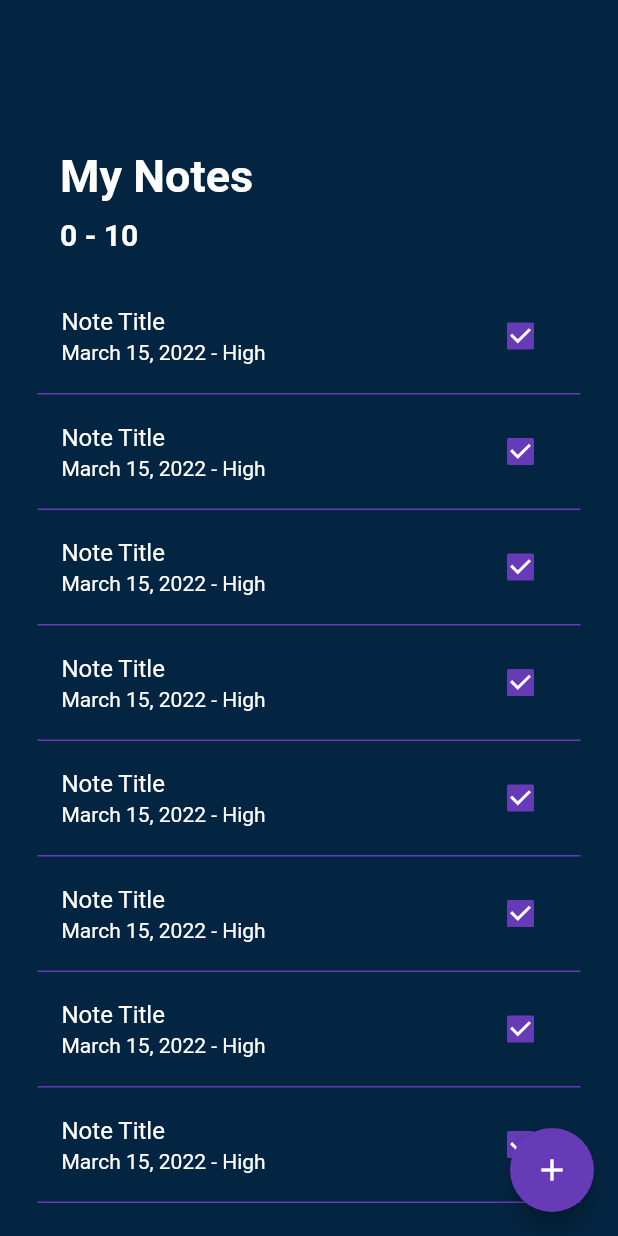
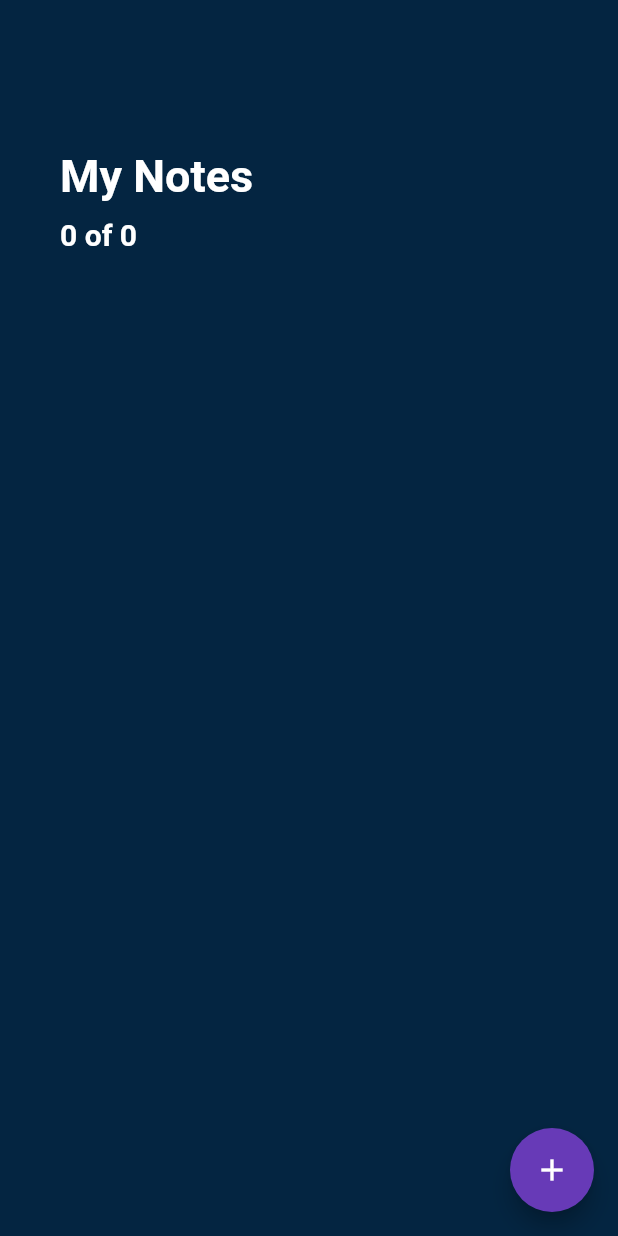
Before and after one commit to MdakaMM/crud_app, a Flutter app: the AddNoteScreen screen opened directly, after a tap on the "arrow back" icon, on a phone screen of 412 x 824 dp. Run offline on Flutter 3.47's test engine with Material 2 defaults, Android fonts, the phone set to English and light mode, and no system bars; our stand-ins replace sqflite; accounts and stored records are empty.

```diff
--- /dev/null
+++ b/lib/database/database.dart
@@ -0,0 +1,83 @@
+import 'dart:io';
+
+import 'package:crud_app/models/note_model.dart';
+import 'package:path_provider/path_provider.dart';
+import 'package:sqflite/sqflite.dart';
+import 'package:sqflite/sqlite_api.dart';
+
+class DatabaseHelper {
+  static final DatabaseHelper instance = DatabaseHelper._instance();
+
+  static Database? _db = null;
+
+  DatabaseHelper._instance();
+
+  String noteTable = 'note_table';
+  String colId = 'id';
+  String colTitle = 'title';
+  String colDate = 'date';
+  String colPriority = 'priority';
+  String colStatus = 'status';
+
+  Future<Database?> get db async {
+    if (_db == null) {
+      _db = await _initDb();
+    }
+    return _db;
+  }
+
+  Future<Database> _initDb() async {
+    Directory dir = await getApplicationDocumentsDirectory();
+    String path = dir.path + 'todo_list.db';
+    final todoListDB =
+        await openDatabase(path, version: 1, onCreate: _createDb);
+    return todoListDB;
+  }
+
+  void _createDb(Database db, int version) async {
+    await db.execute(
+        'CREATE TABLE $noteTable($colId INTEGER PRIMARY KEY AUTOINCREMENT, $colTitle TEXT, $colDate TEXT, $colPriority TEXT, $colStatus INTEGER)');
+  }
+
+  //this function is to create database
+  Future<List<Map<String, dynamic>>> getNoteMapList() async {
+    Database? db = await this.db;
+    final List<Map<String, dynamic>> result = await db!.query(noteTable);
+    return result;
+  }
+
+  Future<List<Note>> getNoteList() async {
+    final List<Map<String, dynamic>> noteMapList = await getNoteMapList();
+
+    final List<Note> noteList = [];
+
+    noteMapList.forEach((noteMap) {
+      noteList.add(Note.fromMap(noteMap));
+    });
+    noteList.sort((noteA, noteB) => noteA.date!.compareTo(noteB.date!));
+    return noteList;
+  }
+
+  Future<int> insertNote(Note note) async {
+    Database? db = await this.db;
+    final int result = await db!.insert(
+      noteTable,
+      note.toMap(),
+    );
+    return result;
+  }
+
+  Future<int> updateNote(Note note) async {
+    Database? db = await this.db;
+    final int result = await db!.update(noteTable, note.toMap(),
+        where: '$colId = ?', whereArgs: [note.id]);
+    return result;
+  }
+
+  Future<int> deleteNote(int id) async {
+    Database? db = await this.db;
+    final int result =
+        await db!.delete(noteTable, where: '$colId = ?', whereArgs: [id]);
+    return result;
+  }
+}
--- /dev/null
+++ b/lib/models/note_model.dart
@@ -0,0 +1,36 @@
+class Note {
+  int? id;
+  String? title;
+  DateTime? date;
+  String? priority;
+  int? status;
+
+  Note({this.title, this.date, this.priority, this.status});
+
+  Note.withId({this.id, this.title, this.date, this.priority, this.status});
+
+  Map<String, dynamic> toMap() {
+    final map = Map<String, dynamic>();
+
+    if (id != null) {
+      map['id'] = id;
+    }
+
+    map['title'] = title;
+    // map['date'] = date!.toString();
+    map['date'] = date!.toIso8601String();
+    map['priority'] = priority;
+    map['status'] = status;
+    return map;
+  }
+
+  factory Note.fromMap(Map<String, dynamic> map) {
+    return Note.withId(
+      id: map['id'],
+      title: map['title'],
+      date: DateTime.parse(map['date']),
+      priority: map['priority'],
+      status: map['status'],
+    );
+  }
+}
--- a/lib/screens/add_note_screen.dart
+++ b/lib/screens/add_note_screen.dart
@@ -1,9 +1,15 @@
+import 'package:crud_app/database/database.dart';
+import 'package:crud_app/models/note_model.dart';
 import 'package:crud_app/screens/home_screens.dart';
 import 'package:flutter/material.dart';
 import 'package:intl/intl.dart';
 
 class AddNoteScreen extends StatefulWidget {
-  const AddNoteScreen({Key? key}) : super(key: key);
+  final Note? note;
+  final Function? updateNoteList;
+
+  const AddNoteScreen({Key? key, this.note, this.updateNoteList})
+      : super(key: key);
 
   @override
   State<AddNoteScreen> createState() => _AddNoteScreenState();
@@ -21,6 +27,34 @@ class _AddNoteScreenState extends State<AddNoteScreen> {
   final DateFormat _dateFormatter = DateFormat('MMM dd, yyyy');
   final List<String> _priorities = ['Low', 'Medium', 'High'];
 
+  @override
+  void initState() {
+    super.initState();
+
+    if (widget.note != null) {
+      _title = widget.note!.title!;
+      _date = widget.note!.date!;
+      _priority = widget.note!.priority!;
+
+      setState(() {
+        btnText = 'Update Note';
+        titleText = 'Update Note';
+      });
+    } else {
+      setState(() {
+        btnText = 'Add Note';
+        titleText = 'Add Note';
+      });
+    }
+    _dateController.text = _dateFormatter.format(_date);
+  }
+
+  @override
+  void dispose() {
+    _dateController.dispose();
+    super.dispose();
+  }
+
   _handleDatePicker() async {
     final DateTime? date = await showDatePicker(
         context: context,
@@ -35,12 +69,53 @@ class _AddNoteScreenState extends State<AddNoteScreen> {
     }
   }
 
+  _delete() {
+    DatabaseHelper.instance.deleteNote(widget.note!.id!);
+    Navigator.pushReplacement(
+        context,
+        MaterialPageRoute(
+          builder: (_) => HomeScreen(),
+        ));
+    widget.updateNoteList!();
+  }
+
+  _submit() {
+    if (_formKey.currentState!.validate()) {
+      _formKey.currentState!.save();
+      print('$_title, $_date, $_priority');
+
+      Note note = Note(title: _title, date: _date, priority: _priority);
+
+      if (widget.note == null) {
+        note.status = 0;
+        DatabaseHelper.instance.insertNote(note);
+
+        Navigator.pushReplacement(
+            context,
+            MaterialPageRoute(
+              builder: (_) => HomeScreen(),
+            ));
+      } else {
+        note.id = widget.note!.id;
+        note.status = widget.note!.status;
+        DatabaseHelper.instance.updateNote(note);
+
+        Navigator.pushReplacement(
+            context,
+            MaterialPageRoute(
+              builder: (_) => HomeScreen(),
+            ));
+      }
+      widget.updateNoteList!();
+    }
+  }
+
   @override
   Widget build(BuildContext context) {
     return Scaffold(
         backgroundColor: const Color.fromARGB(255, 4, 37, 65),
         body: GestureDetector(
-            onTap: () {},
+            onTap: () => FocusScope.of(context).unfocus(),
             child: SingleChildScrollView(
                 child: Container(
                     padding: const EdgeInsets.symmetric(
@@ -60,8 +135,8 @@ class _AddNoteScreenState extends State<AddNoteScreen> {
                         const SizedBox(
                           height: 20.0,
                         ),
-                        const Text('Add Note',
-                            style: TextStyle(
+                        Text(titleText,
+                            style: const TextStyle(
                                 color: Colors.white,
                                 fontSize: 40.0,
                                 fontWeight: FontWeight.bold)),
@@ -80,8 +155,13 @@ class _AddNoteScreenState extends State<AddNoteScreen> {
                                             const TextStyle(fontSize: 18.0),
                                         border: OutlineInputBorder(
                                             borderRadius:
-                                                  BorderRadius.circular(
-                                                      10.0))))),
+                                                BorderRadius.circular(10.0))),
+                                    validator: (input) => input!.trim().isEmpty
+                                        ? 'Please enter a note title'
+                                        : null,
+                                    onSaved: (input) => _title = input!,
+                                    initialValue: _title,
+                                  )),
                               Padding(
                                   padding: const EdgeInsets.symmetric(
                                       vertical: 20.0),
@@ -102,6 +182,11 @@ class _AddNoteScreenState extends State<AddNoteScreen> {
                                   padding: const EdgeInsets.symmetric(
                                       vertical: 20.0),
                                   child: DropdownButtonFormField(
+                                    isDense: true,
+                                    icon: Icon(Icons.arrow_drop_down_circle),
+                                    iconSize: 22.0,
+                                    iconEnabledColor:
+                                        Theme.of(context).primaryColor,
                                     items: _priorities.map((String priority) {
                                       return DropdownMenuItem(
                                           value: priority,
@@ -119,6 +204,9 @@ class _AddNoteScreenState extends State<AddNoteScreen> {
                                         border: OutlineInputBorder(
                                             borderRadius:
                                                 BorderRadius.circular(10.0))),
+                                    validator: (input) => _priority == null
+                                        ? 'Please select a priority level'
+                                        : null,
                                     onChanged: (value) {
                                       setState(() {
                                         _priority = value.toString();
@@ -127,7 +215,8 @@ class _AddNoteScreenState extends State<AddNoteScreen> {
                                     value: _priority,
                                   )),
                               Container(
-                                margin: EdgeInsets.symmetric(vertical: 30.0),
+                                margin:
+                                    const EdgeInsets.symmetric(vertical: 30.0),
                                 height: 60.0,
                                 width: double.infinity,
                                 decoration: BoxDecoration(
@@ -137,10 +226,29 @@ class _AddNoteScreenState extends State<AddNoteScreen> {
                                 child: ElevatedButton(
                                   child: Text(btnText,
                                       style: const TextStyle(
+                                          color: Colors.white, fontSize: 20.0)),
+                                  onPressed: _submit,
+                                ),
+                              ),
+                              widget.note != null
+                                  ? Container(
+                                      margin:
+                                          EdgeInsets.symmetric(vertical: 20.0),
+                                      height: 60.0,
+                                      width: double.infinity,
+                                      decoration: BoxDecoration(
+                                        color: Theme.of(context).primaryColor,
+                                        borderRadius:
+                                            BorderRadius.circular(30.0),
+                                      ),
+                                      child: ElevatedButton(
+                                        child: const Text('Delete Note',
+                                            style: TextStyle(
                                                 color: Colors.white,
                                                 fontSize: 20.0)),
-                                    onPressed: () {}),
-                              )
+                                        onPressed: _delete,
+                                      ))
+                                  : const SizedBox.shrink(),
                             ]))
                       ],
                     )))));
--- a/lib/screens/home_screens.dart
+++ b/lib/screens/home_screens.dart
@@ -1,5 +1,8 @@
+import 'package:crud_app/database/database.dart';
+import 'package:crud_app/models/note_model.dart';
 import 'package:flutter/cupertino.dart';
 import 'package:flutter/material.dart';
+import 'package:intl/intl.dart';
 
 import 'add_note_screen.dart';
 
@@ -11,27 +14,62 @@ class HomeScreen extends StatefulWidget {
 }
 
 class _HomeScreenState extends State<HomeScreen> {
-  Widget _buildNote(int index) {
+  late Future<List<Note>> _noteList;
+
+  final DateFormat _dateFormatter = DateFormat('MMM dd, yyyy HH:mm:ss');
+
+  final DatabaseHelper _databaseHelper = DatabaseHelper.instance;
+
+  @override
+  void initState() {
+    super.initState();
+    _updateNoteList();
+  }
+
+  _updateNoteList() {
+    _noteList = DatabaseHelper.instance.getNoteList();
+  }
+
+  Widget _buildNote(Note note) {
     return Padding(
       padding: const EdgeInsets.symmetric(horizontal: 25.0),
       child: Column(
-        children: <Widget>[
+        children:[
           ListTile(
-              title: const Text('Note Title',
+            title: Text(note.title!,
                 style: TextStyle(
+                    fontSize: 18.0,
                     color: Colors.white,
-                  )),
-              subtitle: const Text('March 15, 2022 - High',
+                    decoration: note.status == 0
+                        ? TextDecoration.none
+                        : TextDecoration.lineThrough)),
+            subtitle: Text(
+                '${_dateFormatter.format(note.date!)} - ${note.priority}',
                 style: TextStyle(
+                    fontSize: 15.0,
                     color: Colors.white,
-                  )),
+                    decoration: note.status == 0
+                        ? TextDecoration.none
+                        : TextDecoration.lineThrough)),
             trailing: Checkbox(
               onChanged: (value) {
-                  print(value);
+                note.status = value! ? 1 : 0;
+                DatabaseHelper.instance.updateNote(note);
+                _updateNoteList();
+                Navigator.pushReplacement(
+                    context, MaterialPageRoute(builder: (_) => HomeScreen()));
               },
               activeColor: Theme.of(context).primaryColor,
-                value: true,
-              )),
+              value: note.status == 1 ? true : false,
+            ),
+            onTap: () => Navigator.push(
+                context,
+                CupertinoPageRoute(
+                    builder: (_) => AddNoteScreen(
+                          updateNoteList: _updateNoteList(),
+                          note: note,
+                        ))),
+          ),
           const Divider(
             height: 5.0,
             color: Colors.deepPurple,
@@ -52,14 +90,29 @@ class _HomeScreenState extends State<HomeScreen> {
             Navigator.push(
                 context,
                 CupertinoPageRoute(
-                  builder: (_) => const AddNoteScreen(),
+                  builder: (_) => AddNoteScreen(
+                    updateNoteList: _updateNoteList,
+                  ),
                 ));
           },
           child: const Icon(Icons.add),
         ),
-        body: ListView.builder(
+        body: FutureBuilder(
+            future: _noteList,
+            builder: (context, AsyncSnapshot snapshot) {
+              if (!snapshot.hasData) {
+                return const Center(
+                  child: CircularProgressIndicator(),
+                );
+              }
+
+              final int completedNoteCount = snapshot.data!
+                  .where((Note note) => note.status == 1)
+                  .toList()
+                  .length;
+              return ListView.builder(
                   padding: const EdgeInsets.symmetric(vertical: 80.0),
-            itemCount: 10,
+                  itemCount: int.parse(snapshot.data!.length.toString()) + 1,
                   itemBuilder: (BuildContext context, int index) {
                     if (index == 0) {
                       return Padding(
@@ -67,23 +120,23 @@ class _HomeScreenState extends State<HomeScreen> {
                               horizontal: 40.0, vertical: 20.0),
                           child: Column(
                               crossAxisAlignment: CrossAxisAlignment.start,
-                        children: const <Widget>[
-                          Text('My Notes',
+                              children: <Widget>[
+                                const Text('My Notes',
                                     style: TextStyle(
                                         color: Colors.white,
                                         fontSize: 30.0,
                                         fontWeight: FontWeight.w600)),
-                          SizedBox(
-                            height: 10.0,
-                          ),
-                          Text('0 - 10',
-                              style: TextStyle(
+                                const SizedBox(height: 10.0),
+                                Text(
+                                    '$completedNoteCount of ${snapshot.data.length}',
+                                    style: const TextStyle(
                                         color: Colors.white,
                                         fontSize: 20.0,
                                         fontWeight: FontWeight.w600)),
                               ]));
                     }
-              return _buildNote(index);
+                    return _buildNote(snapshot.data![index - 1]);
+                  });
             }));
   }
 }
```
Lines whose indentation alone changed are shown as unchanged.
